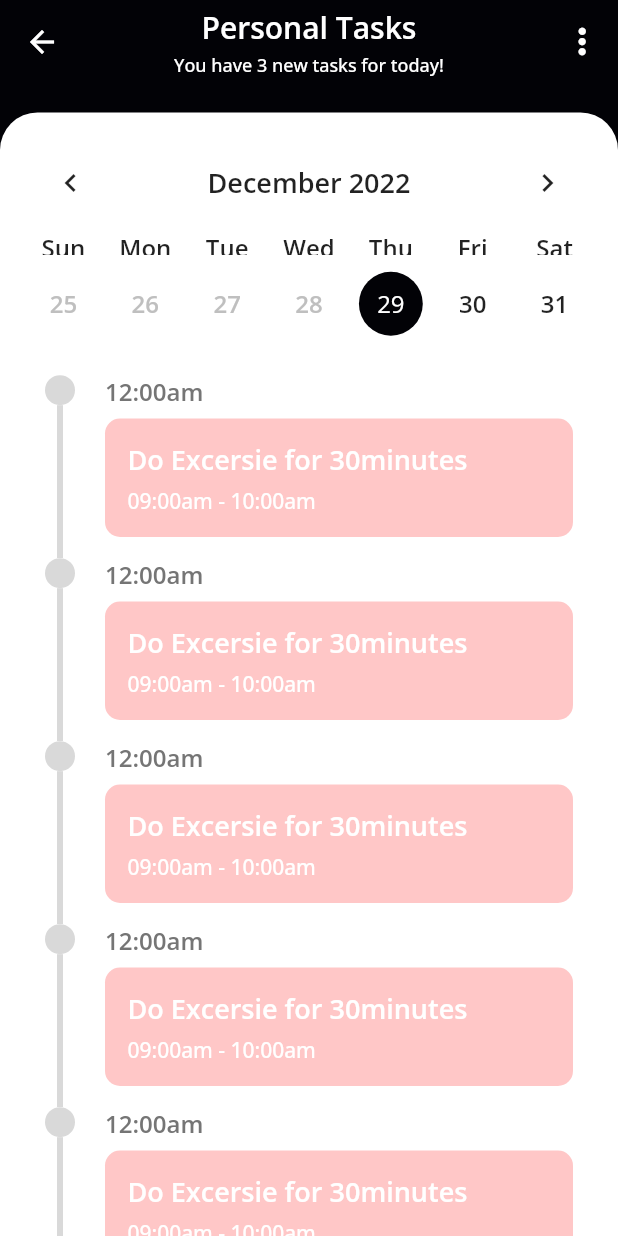
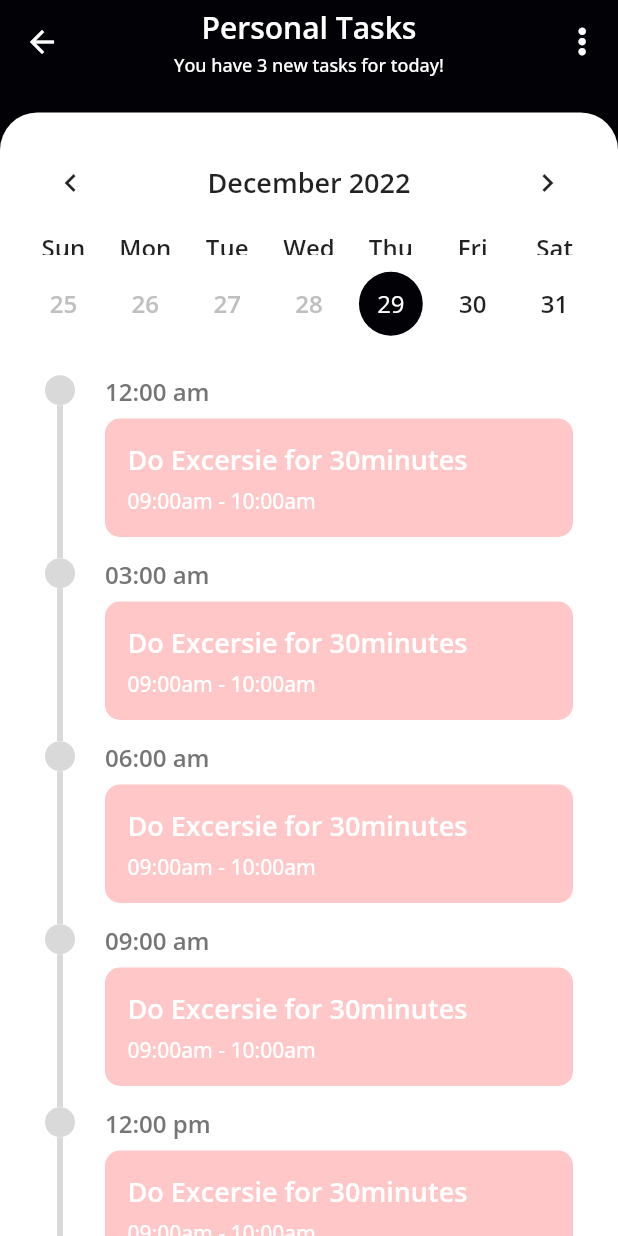
Before and after one commit to bibashmgr/dos, a Flutter app: the ViewProject screen opened by its route, on a phone screen of 412 x 824 dp. Run offline on Flutter 3.47's test engine with Material 2 defaults, Android fonts, the phone set to English and light mode, and no system bars; drawn by our look-alikes of table_calendar, timeline_tile; our stand-ins replace dotted_border, flutter_colorpicker, font_awesome_flutter.

Commit message:
[update]: view-project screen

```diff
--- a/client/lib/screens/main_screen/sub_screen/view_project.dart
+++ b/client/lib/screens/main_screen/sub_screen/view_project.dart
@@ -22,6 +22,17 @@ class ViewProject extends StatefulWidget {
 class _ViewProjectState extends State<ViewProject> {
   DateTime _selectedDay = DateTime.now();
   DateTime _focusedDay = DateTime.now();
+
+  List<String> timeline = [
+    '12:00 am',
+    '03:00 am',
+    '06:00 am',
+    '09:00 am',
+    '12:00 pm',
+    '03:00 pm',
+    '06:00 pm',
+    '09:00 pm',
+  ];
 
   @override
   Widget build(BuildContext context) {
@@ -178,10 +189,11 @@ class _ViewProjectState extends State<ViewProject> {
               child: ListView.builder(
                   physics: const NeverScrollableScrollPhysics(),
                   shrinkWrap: true,
-                  itemCount: 5,
+                  itemCount: timeline.length,
                   itemBuilder: (BuildContext context, int index) {
                     return TimelineTile(
-                      isFirst: true,
+                      isFirst: index == 0,
+                      isLast: index == timeline.length - 1,
                       indicatorStyle: const IndicatorStyle(
                         width: 20,
                         indicatorXY: 0,
@@ -190,7 +202,7 @@ class _ViewProjectState extends State<ViewProject> {
                       beforeLineStyle: const LineStyle(
                         color: kUnselectedColor,
                       ),
-                      endChild: const TaskTile(),
+                      endChild: TaskTile(title: timeline[index]),
                     );
                   }),
             ),
@@ -202,7 +214,9 @@ class _ViewProjectState extends State<ViewProject> {
 }
 
 class TaskTile extends StatefulWidget {
-  const TaskTile({Key? key}) : super(key: key);
+  final String title;
+
+  const TaskTile({required this.title, Key? key}) : super(key: key);
 
   @override
   State<TaskTile> createState() => _TaskTileState();
@@ -221,7 +235,7 @@ class _TaskTileState extends State<TaskTile> {
         crossAxisAlignment: CrossAxisAlignment.start,
         children: [
           Text(
-            "12:00am",
+            widget.title,
             style: TextStyle(
               fontWeight: FontWeight.w600,
               fontSize: 16.0,
```
